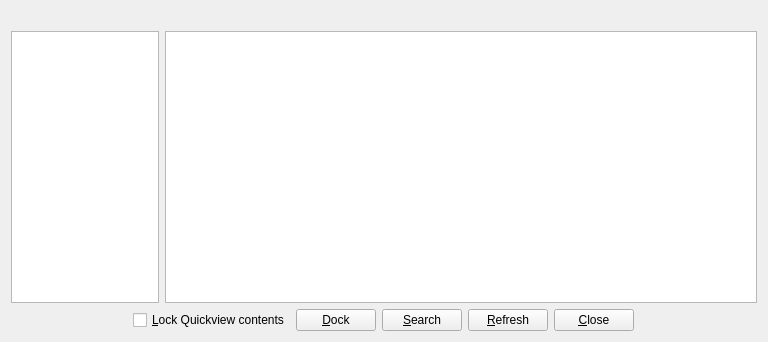
Old version of the form src/calibre/gui2/dialogs/quickview.ui in the repository debian-calibre/calibre.
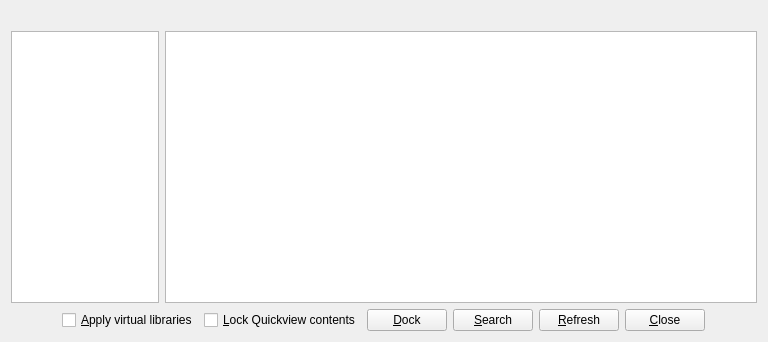
New version of the form.

What changed in the file:
```diff
--- a/src/calibre/gui2/dialogs/quickview.ui
+++ b/src/calibre/gui2/dialogs/quickview.ui
@@ -75,6 +75,17 @@
        </property>
       </spacer>
      </item>
+     <item>
+      <widget class="QCheckBox" name="apply_vls">
+       <property name="text">
+        <string>&amp;Apply virtual libraries</string>
+       </property>
+       <property name="toolTip">
+        <string>&lt;p&gt;Select to make Quickview show only books in the current
+        virtual library&lt;/p&gt;</string>
+       </property>
+      </widget>
+     </item>
      <item>
       <widget class="QCheckBox" name="lock_qv">
        <property name="text">
```
